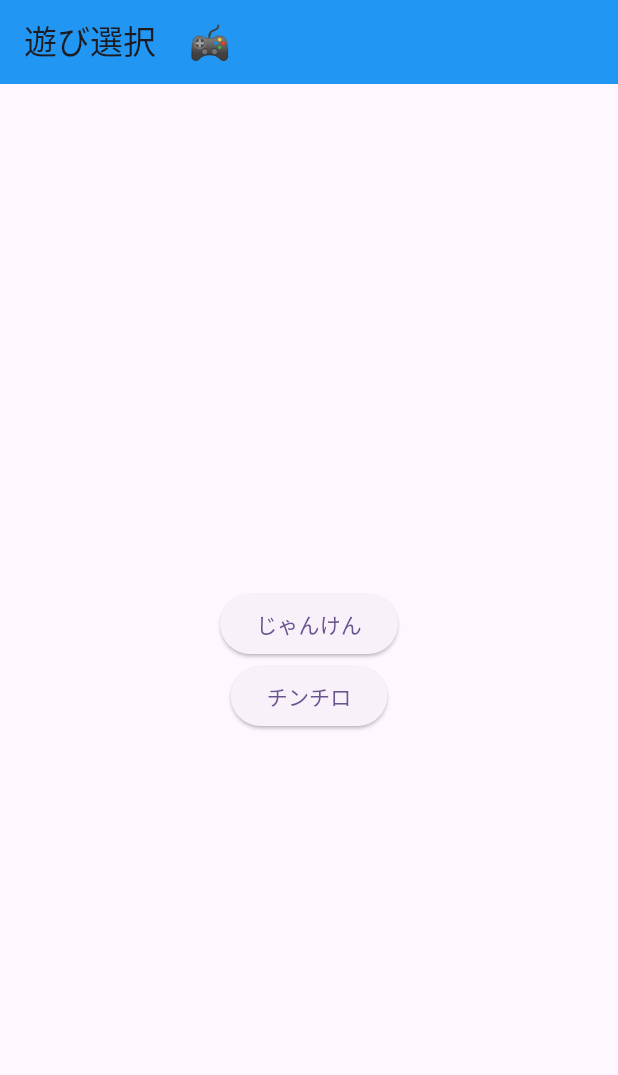
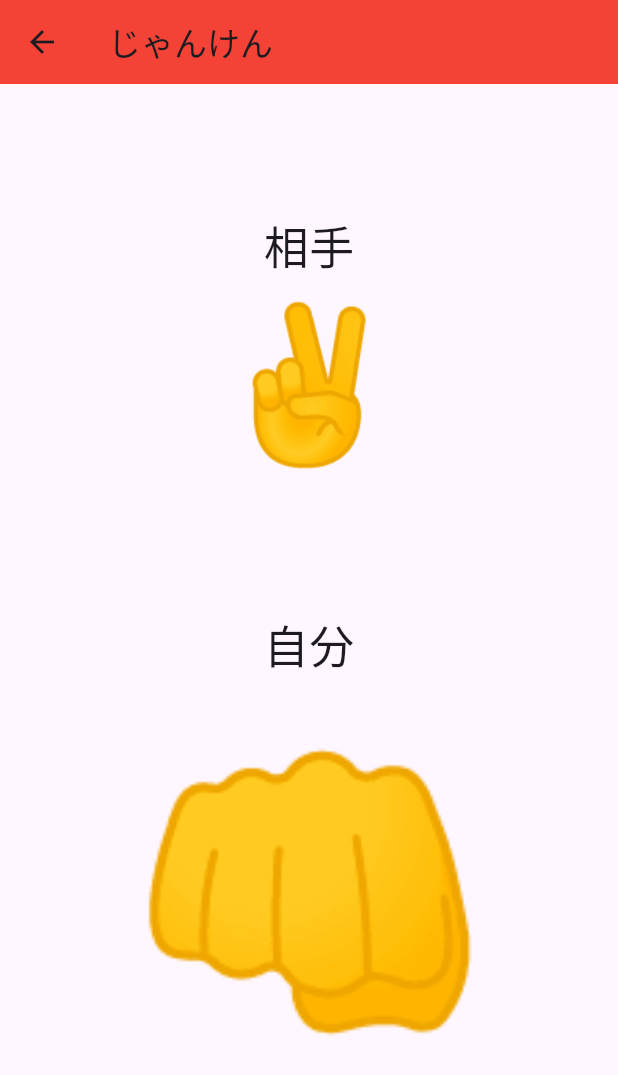
Before and after one commit to sugishitadaichi/Gamin, a Flutter app: the screen it shows after launch, after a tap on "じゃんけん", on a phone screen of 412 x 824 dp. Shown: the top 1075 px of the screen. Run offline on Flutter 3.47's test engine with Material 3 defaults, Android fonts, the light colour scheme and no system bars.

Commit message:
画面遷移・じゃんけんイメージ作成

```diff
--- /dev/null
+++ b/lib/janken_page.dart
@@ -0,0 +1,46 @@
+import 'package:flutter/material.dart';
+import 'dart:math';
+
+void main() {
+  runApp(JankenPage());
+}
+
+class JankenPage extends StatelessWidget {
+  const JankenPage({super.key});
+
+  @override
+  Widget build(BuildContext context) {
+    return Scaffold(
+      appBar: AppBar(
+        title: const Text('じゃんけん'),
+        backgroundColor: Colors.red,
+      ),
+      body: Center(
+        child: Column(
+          mainAxisAlignment: MainAxisAlignment.center,
+          children: <Widget>[
+            Text(
+              '相手',
+              style: TextStyle(fontSize: 30),
+            ),
+            Text(
+              '✌️',
+              style: TextStyle(fontSize: 100),
+            ),
+            SizedBox(
+              height: 80,
+            ),
+            Text(
+              '自分',
+              style: TextStyle(fontSize: 30),
+            ),
+            Text(
+              '👊',
+              style: TextStyle(fontSize: 200),
+            ),
+          ],
+        ),
+      ),
+    );
+  }
+}
--- a/lib/main.dart
+++ b/lib/main.dart
@@ -16,7 +16,7 @@
         colorScheme: ColorScheme.fromSeed(seedColor: Colors.deepPurple),
         useMaterial3: true,
       ),
-      home: selectionScreen(),
+      home: SelectionScreen(),
     );
   }
 }
--- a/lib/selection_screen.dart
+++ b/lib/selection_screen.dart
@@ -1,46 +1,27 @@
 import 'package:flutter/material.dart';
+import 'package:gamin/janken_page.dart';
 
-class selectionScreen extends StatelessWidget {
+class SelectionScreen extends StatelessWidget {
   @override
   Widget build(BuildContext context) {
     return Scaffold(
       appBar: AppBar(
-        title: const Text('遊び選択　🎮'),
+        title: const Text('遊び画面 🎮'),
         backgroundColor: Colors.blue,
       ),
       body: Center(
-        child: Column(
-            mainAxisAlignment: MainAxisAlignment.center,
-            children: <Widget>[
-              ElevatedButton(
-                onPressed: () {
-                  //ボタンを押した時に呼ばれるコードを書く
-                  // Navigator.push(
-                  //   context,
-                  //   MaterialPageRoute(
-                  //     builder: (context) => JankenPage(
-                  //       title: 'janken_page.dart',
-                  //     ),
-                  //     fullscreenDialog: true,
-                  //   ),
-                  // );
-                },
-                child: const Text('じゃんけん'),
+        child: ElevatedButton(
+          onPressed: () {
+            //ボタンを押した時に呼ばれるコードを書く
+            Navigator.push(
+              context,
+              MaterialPageRoute(
+                builder: (context) => JankenPage(),
               ),
-              ElevatedButton(
-                onPressed: () {
-                  //ボタンを押した時に呼ばれるコードを書く
-                  // Navigator.push(
-                  //   context,
-                  //   MaterialPageRoute(
-                  //     builder: (context) => SecondPage(),
-                  //     fullscreenDialog: true,
-                  //   ),
-                  // );
-                },
-                child: const Text('チンチロ'),
-              ),
-            ]),
+            );
+          },
+          child: const Text('じゃんけん'),
+        ),
       ),
     );
   }
```
